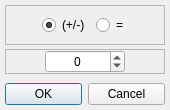
First picture: the form in GUI/ui/celledit.ui, repository fpoussin/MotoLink, before the edit.
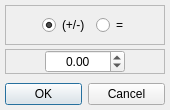
Second picture: the form after the edit.

Commit message: [GUI] Fixed cell edit dialog, improved tables model class.

The edit to the form file:
```diff
--- a/GUI/ui/celledit.ui
+++ b/GUI/ui/celledit.ui
@@ -140,7 +140,7 @@
        </spacer>
       </item>
       <item>
-       <widget class="QSpinBox" name="sbValue">
+       <widget class="QDoubleSpinBox" name="sbValue">
         <property name="minimumSize">
          <size>
           <width>80</width>
@@ -157,13 +157,13 @@
          <set>Qt::AlignCenter</set>
         </property>
         <property name="minimum">
-         <number>-30</number>
+         <double>-30.000000000000000</double>
         </property>
         <property name="maximum">
-         <number>30</number>
+         <double>30.000000000000000</double>
         </property>
-        <property name="value">
-         <number>0</number>
+        <property name="singleStep">
+         <double>0.250000000000000</double>
         </property>
        </widget>
       </item>
```
The commit also changes 7 other files.
